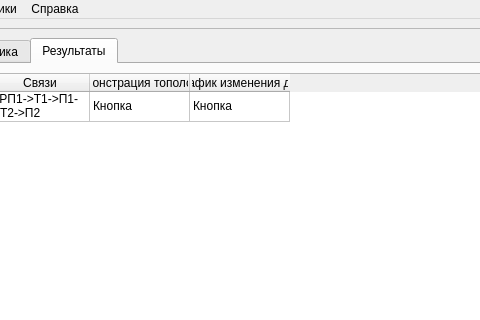
First picture: the form in gasgui.ui, repository FrostEasy54/multivar-calc-of-gas-network, before the edit; both pictures show x 152 to 632 and y 0 to 320 of the 991 by 692 pixel window.
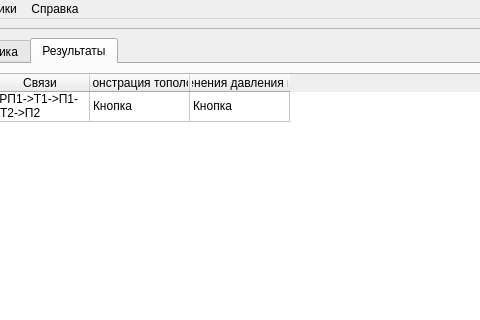
Second picture: the form after the edit. The open tabs and pages were chosen to show the change.

The edit to the form file:
```diff
--- a/gasgui.ui
+++ b/gasgui.ui
@@ -315,7 +315,7 @@
               </column>
               <column>
                <property name="text">
-                <string>Пьезометрический график изменения давления газовой сети</string>
+                <string>График изменения давления газовой сети</string>
                </property>
               </column>
               <item row="0" column="0">
```
Left out of the diff: 17 changed lines with no effect on the pictures.
